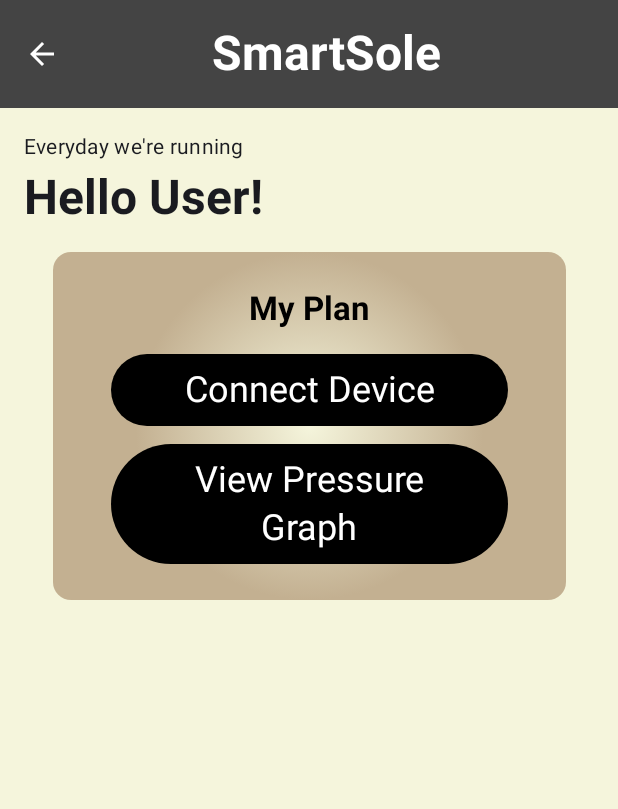
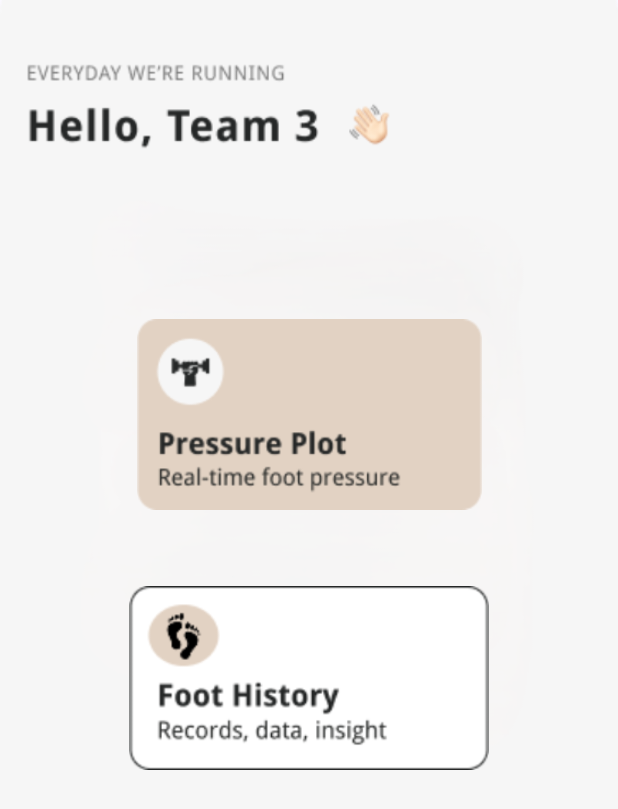
Before and after one commit to engineeralison/SmartSole, an Android app built with Jetpack Compose: the HomePage screen opened through its navigation route, on a phone screen of 412 x 824 dp. Shown: the top 809 px of the screen. Run offline under Robolectric (Android 15) with nearby library versions, the phone set to English and light mode, and no system bars.

Commit message:
updated UI of app

```diff
--- a/app/src/main/java/com/example/smartsole/HomePage.kt
+++ b/app/src/main/java/com/example/smartsole/HomePage.kt
@@ -1,146 +1,67 @@
 package com.example.smartsole
 
-import android.widget.Toast
-import androidx.compose.foundation.background
+import androidx.compose.foundation.Image
+import androidx.compose.foundation.clickable
 import androidx.compose.foundation.layout.*
-import androidx.compose.material3.*
-import androidx.compose.material3.Button
-import androidx.compose.material3.ButtonDefaults
-import androidx.compose.material3.MaterialTheme
-import androidx.compose.material3.Text
-import androidx.compose.runtime.*
+import androidx.compose.runtime.Composable
 import androidx.compose.ui.Alignment
 import androidx.compose.ui.Modifier
-import androidx.compose.ui.graphics.Brush
-import androidx.compose.ui.graphics.Color
-import androidx.compose.ui.platform.LocalContext
-import androidx.compose.ui.text.font.FontWeight
-import androidx.compose.ui.text.style.TextAlign
+import androidx.compose.ui.layout.ContentScale
+import androidx.compose.ui.res.painterResource
 import androidx.compose.ui.unit.dp
-import com.example.smartsole.ui.theme.Beige
-
-val CenterBeige = Color(0xFFF5F5DC)
-val OuterBeige = Color(0xFFC3B091)
 
 @Composable
 fun HomePage(
-    onStartRecordingClicked: () -> Unit,
+    onStartRecordingClicked: () -> Unit, // This parameter is still present but noted as not used in the current layout
     onViewGraphClicked: () -> Unit,
-    onBackClicked: () -> Unit,
+    onViewHistoryClicked: () -> Unit,  // <-- ADDED: New parameter for history navigation
+    onBackClicked: () -> Unit,          // This parameter is still present but noted as not used in the current layout
     modifier: Modifier = Modifier
 ) {
-    val context = LocalContext.current
-    val bluetoothHelper = remember { BluetoothHelper(context) }
-    var isConnected by remember { mutableStateOf(false) }
-    var isScanning by remember { mutableStateOf(false) }
-
-    Column(
+    Box(
         modifier = modifier
             .fillMaxSize()
-            .background(Beige),
-        horizontalAlignment = Alignment.CenterHorizontally
     ) {
-        Header(onBackClicked = onBackClicked)
-
+        // Background Image
+        Image(
+            painter = painterResource(id = R.drawable.dashboard),
+            contentDescription = "Dashboard Background",
+            modifier = Modifier.fillMaxSize(),
+            contentScale = ContentScale.Crop
+        )
         Column(
             modifier = Modifier
                 .fillMaxSize()
-                .padding(horizontal = 16.dp)
+                .padding(horizontal = 16.dp),
+            horizontalAlignment = Alignment.CenterHorizontally,
+            verticalArrangement = Arrangement.spacedBy(16.dp) // Add space between children of the Column
         ) {
-            Text(
-                text = "Everyday we're running",
-                style = MaterialTheme.typography.bodyMedium,
+            // Spacer to push content down the screen
+            Spacer(modifier = Modifier.height(170.dp)) // Adjust this to control top spacing
+
+            // Pressure Plot Button
+            Image(
+                painter = painterResource(id = R.drawable.pressure_plot),
+                contentDescription = "Pressure Plot",
                 modifier = Modifier
-                    .padding(top = 16.dp, bottom = 4.dp)
-                    .align(Alignment.Start)
+                    .width(230.dp)
+                    .height(180.dp)
+                    .clickable(onClick = onViewGraphClicked) // Correct: uses onViewGraphClicked
             )
 
-            Text(
-                text = "Hello User!",
-                style = MaterialTheme.typography.headlineLarge,
-                fontWeight = FontWeight.Bold,
+            // Foot History Button
+            Image(
+                painter = painterResource(id = R.drawable.foot_history),
+                contentDescription = "Foot History", // This is the button we're targeting
                 modifier = Modifier
-                    .padding(bottom = 16.dp)
-                    .align(Alignment.Start)
+                    .width(240.dp)
+                    .height(140.dp)
+                    .clickable(onClick = onViewHistoryClicked) // <-- CHANGED: Now uses onViewHistoryClicked
             )
 
-            Column(
-                modifier = Modifier
-                    .fillMaxWidth(0.9f)
-                    .wrapContentHeight()
-                    .background(
-                        brush = Brush.radialGradient(colors = listOf(CenterBeige, OuterBeige)),
-                        shape = MaterialTheme.shapes.medium
-                    )
-                    .padding(24.dp)
-                    .align(Alignment.CenterHorizontally),
-                horizontalAlignment = Alignment.CenterHorizontally,
-                verticalArrangement = Arrangement.spacedBy(16.dp)
-            ) {
-                Text(
-                    text = "My Plan",
-                    style = MaterialTheme.typography.titleLarge,
-                    fontWeight = FontWeight.Bold,
-                    color = Color.Black,
-                    textAlign = TextAlign.Center,
-                    modifier = Modifier.fillMaxWidth()
-                )
-
-                Column(
-                    modifier = Modifier.fillMaxWidth(),
-                    horizontalAlignment = Alignment.CenterHorizontally,
-                    verticalArrangement = Arrangement.spacedBy(12.dp)
-                ) {
-                    Button(
-                        onClick = {
-                            if (isConnected) {
-                                bluetoothHelper.disconnect()
-                                isConnected = false
-                            } else if (!isScanning) {
-                                if (bluetoothHelper.isBluetoothEnabled()) {
-                                    isScanning = true
-                                    bluetoothHelper.startScanning { device ->
-                                        Toast.makeText(context, "Connecting to ${device.name}", Toast.LENGTH_SHORT).show()
-                                        bluetoothHelper.connectToDevice(device) { connected ->
-                                            isConnected = connected
-                                            if (connected) {
-                                                Toast.makeText(context, "Connected to ${device.name}", Toast.LENGTH_SHORT).show()
-                                            } else {
-                                                Toast.makeText(context, "Disconnected from ${device.name}", Toast.LENGTH_SHORT).show()
-                                            }
-                                        }
-                                    }
-                                } else {
-                                    Toast.makeText(context, "Please enable Bluetooth", Toast.LENGTH_SHORT).show()
-                                }
-                            }
-                        },
-                        modifier = Modifier.fillMaxWidth(0.9f),
-                        colors = ButtonDefaults.buttonColors(containerColor = Color.Black)
-                    ) {
-                        Text(
-                            if (isConnected) "Disconnect Device" else "Connect Device",
-                            color = Color.White,
-                            style = MaterialTheme.typography.headlineSmall,
-                            textAlign = TextAlign.Center,
-                            modifier = Modifier.fillMaxWidth()
-                        )
-                    }
-                    Button(
-                        onClick = onViewGraphClicked,
-                        modifier = Modifier.fillMaxWidth(0.9f),
-                        colors = ButtonDefaults.buttonColors(containerColor = Color.Black)
-                    ) {
-                        Text(
-                            "View Pressure Graph",
-                            color = Color.White,
-                            style = MaterialTheme.typography.headlineSmall,
-                            textAlign = TextAlign.Center,
-                            modifier = Modifier.fillMaxWidth()
-                        )
-                    }
-                }
-            }
+            // If you need more specific spacing only between the two images,
+            // you can add a Spacer explicitly:
+            // Spacer(modifier = Modifier.height(20.dp))
         }
     }
 }
--- a/app/src/main/java/com/example/smartsole/LandingScreen.kt
+++ b/app/src/main/java/com/example/smartsole/LandingScreen.kt
@@ -1,13 +1,10 @@
 package com.example.smartsole
 
 import androidx.compose.foundation.Image
+import androidx.compose.foundation.background
+import androidx.compose.foundation.clickable
+import androidx.compose.foundation.layout.*
 import androidx.compose.material3.*
-import androidx.compose.foundation.background
-import androidx.compose.foundation.layout.*
-import androidx.compose.material3.Button
-import androidx.compose.material3.ButtonDefaults
-import androidx.compose.material3.MaterialTheme
-import androidx.compose.material3.Text
 import androidx.compose.runtime.Composable
 import androidx.compose.ui.Alignment
 import androidx.compose.ui.Modifier
@@ -18,65 +15,59 @@ import androidx.compose.ui.res.stringResource
 import androidx.compose.ui.text.font.FontWeight
 import androidx.compose.ui.text.style.TextAlign
 import androidx.compose.ui.unit.dp
-import com.example.smartsole.Header
 import com.example.smartsole.ui.theme.Beige
 
 @Composable
 fun LandingScreen(
-    onGetStartedClicked: () -> Unit, // Changed parameter name
+    onGetStartedClicked: () -> Unit,
     modifier: Modifier = Modifier
 ) {
-    Column(
+    Box(
         modifier = modifier
             .fillMaxSize()
-            .background(Beige), // Apply the beige background
-        horizontalAlignment = Alignment.CenterHorizontally
-    )  {
-        // Image filling the top half
+    ) {
+        // Background image
         Image(
-            painter = painterResource(id = R.drawable.icon), // Assuming your image is named smartsole
-            contentDescription = stringResource(R.string.icon_description),
-            modifier = Modifier
-                .fillMaxWidth()
-                .weight(0.6f), // Make image fill 60% of parent height
-            contentScale = ContentScale.Crop // Crop the image to fill the bounds
+            painter = painterResource(id = R.drawable.onboarding),
+            contentDescription = null,
+            contentScale = ContentScale.Crop,
+            modifier = Modifier.fillMaxSize()
         )
 
-        // Content below the image
         Column(
             modifier = Modifier
-                .fillMaxWidth()
-                .weight(0.40f) // Content fills the bottom 50%
-                .padding(16.dp),
+                .fillMaxSize()
+                .padding(35.dp),
             horizontalAlignment = Alignment.CenterHorizontally,
-            verticalArrangement = Arrangement.SpaceEvenly // Distribute space evenly
+            verticalArrangement = Arrangement.SpaceBetween
         ) {
-            // "Welcome to Smart Sole" title
-            Text(
-                text = "Welcome to Smart Sole",
-                style = MaterialTheme.typography.headlineLarge,
-                fontWeight = FontWeight.Bold,
-                textAlign = TextAlign.Center,
-                modifier = Modifier.padding(bottom = 4.dp)
+            // Top logo
+            Image(
+                painter = painterResource(id = R.drawable.logo),
+                contentDescription = stringResource(R.string.icon_description),
+                modifier = Modifier
+                    .size(250.dp)
+                    .align(Alignment.CenterHorizontally)
+                    .offset(y = 80.dp)
             )
 
-            // Mini description
-            Text(
-                text = "Your real-time foot movement companion. Track pressure, optimize your gait, and prevent injury.",
-                style = MaterialTheme.typography.bodyMedium,
-                textAlign = TextAlign.Center,
-                modifier = Modifier.padding(bottom = 4.dp)
-            )
+            Spacer(modifier = Modifier.weight(1f))
 
-            // "Get Started" button
-            Button(
-                onClick = onGetStartedClicked,
-                modifier = Modifier
-                    .fillMaxWidth()
-                    .height(56.dp), // Give the button a fixed height
-                colors = ButtonDefaults.buttonColors(containerColor = Color.Black) // Black background
+            // Welcome text and button
+            Column(
+                horizontalAlignment = Alignment.CenterHorizontally,
+                modifier = Modifier.padding(bottom = 24.dp)
             ) {
-                Text("Get Started", color = Color.White) // White text
+
+                // Clickable image button
+                Image(
+                    painter = painterResource(id = R.drawable.button_get_started),
+                    contentDescription = "Get Started",
+                    modifier = Modifier
+                        .height(56.dp)
+                        .fillMaxWidth()
+                        .clickable { onGetStartedClicked() }
+                )
             }
         }
     }
--- a/app/src/main/java/com/example/smartsole/MainActivity.kt
+++ b/app/src/main/java/com/example/smartsole/MainActivity.kt
@@ -10,46 +10,10 @@ import androidx.compose.runtime.Composable
 import androidx.compose.ui.Modifier
 import androidx.compose.ui.tooling.preview.Preview
 import com.example.smartsole.ui.theme.SmartSoleTheme
-import android.content.pm.PackageManager
-import android.util.Log
-import androidx.core.app.ActivityCompat
-import androidx.core.content.ContextCompat
-
-
-private val permissions = arrayOf(
-    android.Manifest.permission.BLUETOOTH,
-    android.Manifest.permission.BLUETOOTH_ADMIN,
-    android.Manifest.permission.ACCESS_FINE_LOCATION
-)
-
-
 
 class MainActivity : ComponentActivity() {
     override fun onCreate(savedInstanceState: Bundle?) {
         super.onCreate(savedInstanceState)
-
-        // Define the permissions your app needs
-        val permissions = arrayOf(
-            android.Manifest.permission.BLUETOOTH,
-            android.Manifest.permission.BLUETOOTH_ADMIN,
-            android.Manifest.permission.ACCESS_FINE_LOCATION // required for Bluetooth scanning in some cases
-        )
-
-        // Check if all permissions are granted
-        var allPermissionsGranted = true
-        for (permission in permissions) {
-            if (ContextCompat.checkSelfPermission(this, permission) != PackageManager.PERMISSION_GRANTED) {
-                allPermissionsGranted = false
-                Log.i("permissions", "$permission not granted.")
-                break
-            }
-        }
-
-        // Request permissions if not granted
-        if (!allPermissionsGranted) {
-            ActivityCompat.requestPermissions(this, permissions, 1)
-        }
-
         enableEdgeToEdge()
         setContent {
             SmartSoleTheme {
@@ -61,7 +25,6 @@ class MainActivity : ComponentActivity() {
     }
 }
 
-
 @Preview(showBackground = true)
 @Composable
 fun NavigationPreview() {
--- a/app/src/main/java/com/example/smartsole/Navigation.kt
+++ b/app/src/main/java/com/example/smartsole/Navigation.kt
@@ -4,12 +4,19 @@ import androidx.compose.runtime.Composable
 import androidx.navigation.compose.NavHost
 import androidx.navigation.compose.composable
 import androidx.navigation.compose.rememberNavController
+// Make sure all your screen composables are imported if they are in different files
+// import com.example.smartsole.LandingScreen
+// import com.example.smartsole.HomePage
+// import com.example.smartsole.PressurePlotScreen
+// import com.example.smartsole.DataScreen
+// import com.example.smartsole.HistoryLogScreen
 
 enum class Screen {
     Landing,
     Home,
-    Graph,
-    Data
+    Graph,      // This is used for PressurePlotScreen
+    Data,       // Assuming you have a DataScreen
+    HistoryLog  // For HistoryLogScreen
 }
 
 @Composable
@@ -18,31 +25,45 @@ fun Navigation() {
     NavHost(navController = navController, startDestination = Screen.Landing.name) {
         composable(Screen.Landing.name) {
             LandingScreen(
-                // "Get Started" button now navigates to the Home screen
                 onGetStartedClicked = { navController.navigate(Screen.Home.name) }
             )
         }
         composable(Screen.Home.name) {
-            // Composable for the new Home screen
             HomePage(
-                // "Start Recording Data" button (define navigation later if needed)
                 onStartRecordingClicked = { /* TODO: Implement navigation for Start Recording */ },
-                // "View Graph" button navigates to the Graph screen
                 onViewGraphClicked = { navController.navigate(Screen.Graph.name) },
-                // Back button on Home navigates back to Landing
-                onBackClicked = { navController.navigate(Screen.Landing.name) }
+                // *** THIS IS THE KEY ADDITION/CHANGE FOR HISTORY LOG ***
+                onViewHistoryClicked = { navController.navigate(Screen.HistoryLog.name) },
+                onBackClicked = {
+                    // Define behavior for back from Home. Navigating to Landing is one option.
+                    // Or, if Home is a main screen, you might pop the whole back stack up to Landing
+                    // or even finish the activity depending on your app's flow.
+                    navController.popBackStack(Screen.Landing.name, inclusive = false)
+                    // If LandingScreen should not be reachable by back press from Home after getting started:
+                    // navController.navigate(Screen.Landing.name) { popUpTo(Screen.Landing.name) { inclusive = true } }
+                    // Or, simpler if Landing is truly just a one-time entry:
+                    // Consider if `onBackClicked` from HomePage should actually exit the app section
+                    // or navigate to a different "up" destination. For now, popBackStack to Landing.
+                }
             )
         }
-        composable(Screen.Graph.name) {
-            GraphScreen(
-                // Back button on Graph now navigates back to Home
-                onBackClicked = { navController.navigate(Screen.Home.name) }
+        composable(Screen.Graph.name) { // This is the route for your pressure plot
+            PressurePlotScreen(
+                onBackClicked = { navController.popBackStack() } // Navigates back to the previous screen (Home)
             )
         }
         composable(Screen.Data.name) {
             DataScreen(
-                // Back button on Data now navigates back to Home
+                // Navigates back to Home, or use popBackStack for more standard back behavior
                 onBackClicked = { navController.navigate(Screen.Home.name) }
+                // Alternative: onBackClicked = { navController.popBackStack() }
+            )
+        }
+
+        // This route for HistoryLogScreen is correctly defined.
+        composable(Screen.HistoryLog.name) {
+            HistoryLogScreen(
+                onBackClicked = { navController.popBackStack() } // Navigates back to the previous screen (Home)
             )
         }
     }
```
Also changed, not shown: app/src/main/AndroidManifest.xml (+0 -8 lines), app/src/main/java/com/example/smartsole/BluetoothHelper.kt (deleted, +0 -169 lines), app/src/main/java/com/example/smartsole/HistoryLogScreen.kt (added, +81 -0 lines), app/src/main/java/com/example/smartsole/PressurePlotScreen.kt (added, +149 -0 lines), app/src/main/res/drawable/button_get_started.png (added), app/src/main/res/drawable/dashboard.png (added), app/src/main/res/drawable/foot_history.png (added), app/src/main/res/drawable/foot_map.png (added), app/src/main/res/drawable/footmapping.jpg (added), app/src/main/res/drawable/logo.png (added), app/src/main/res/drawable/onboarding.png (added), app/src/main/res/drawable/pressure_plot.png (added), app/src/main/res/drawable/pressure_plot_page.png (added), 1 other file.
